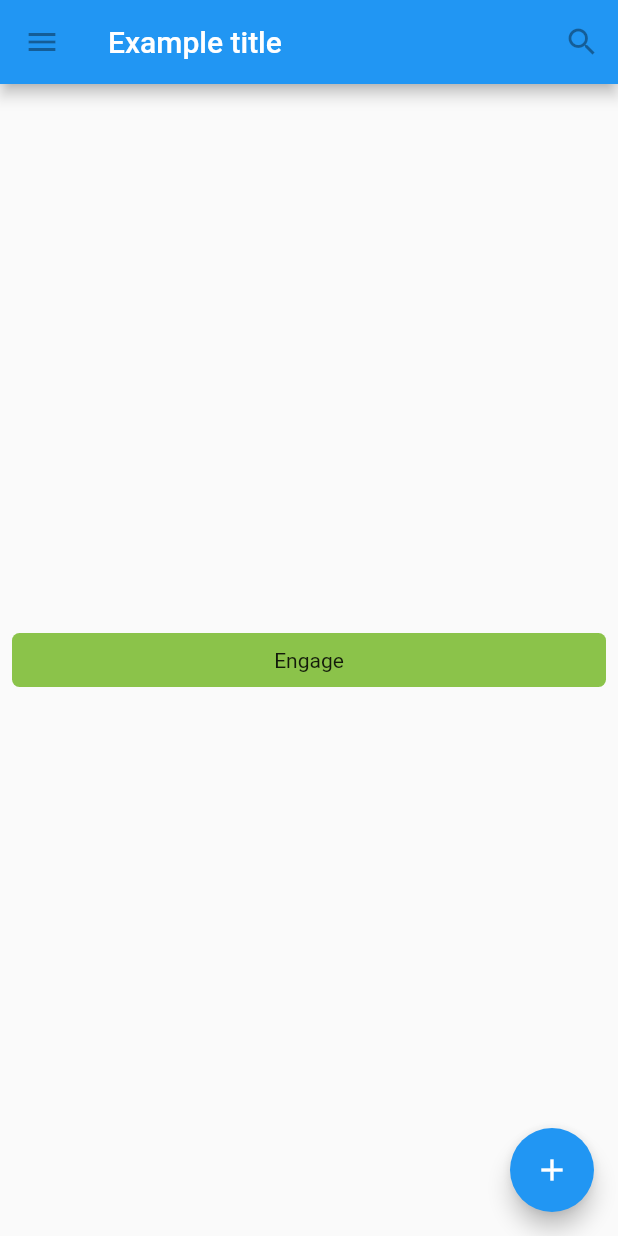
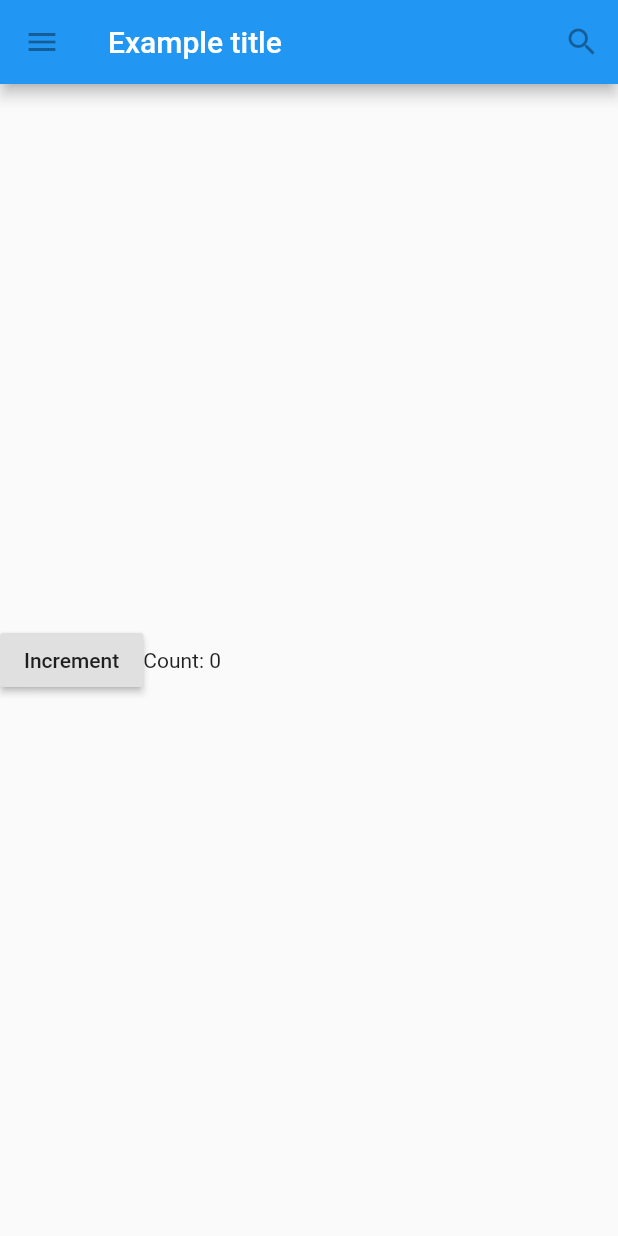
Before and after one commit to haiminhtran810/Soccer_Flutter, a Flutter app: the screen it shows after launch, on a phone screen of 412 x 824 dp. Run offline on Flutter 3.47's test engine with Material 2 defaults, Android fonts, the phone set to English and light mode, and no system bars.

```diff
--- /dev/null
+++ b/lib/Counter.dart
@@ -0,0 +1,46 @@
+import 'package:flutter/material.dart';
+
+class Counter extends StatefulWidget {
+  // This class is the configuration for the state. It holds the
+  // values (in this case nothing) provided by the parent and used
+  // by the build  method of the State. Fields in a Widget
+  // subclass are always marked "final".
+
+  @override
+  _CounterState createState() => _CounterState();
+}
+
+class _CounterState extends State<Counter> {
+  int _counter = 0;
+
+  void _increment() {
+    setState(() {
+      // This call to setState tells the Flutter framework that
+      // something has changed in this State, which causes it to rerun
+      // the build method below so that the display can reflect the
+      // updated values. If you change _counter without calling
+      // setState(), then the build method won't be called again,
+      // and so nothing would appear to happen.
+      _counter++;
+    });
+  }
+
+  @override
+  Widget build(BuildContext context) {
+    // This method is rerun every time setState is called,
+    // for instance, as done by the _increment method above.
+    // The Flutter framework has been optimized to make rerunning
+    // build methods fast, so that you can just rebuild anything that
+    // needs updating rather than having to individually change
+    // instances of widgets.
+    return Row(
+      children: <Widget>[
+        RaisedButton(
+          onPressed: _increment,
+          child: Text('Increment'),
+        ),
+        Text('Count: $_counter'),
+      ],
+    );
+  }
+}
--- a/lib/main.dart
+++ b/lib/main.dart
@@ -1,4 +1,5 @@
 import 'package:flutter/material.dart';
+import 'package:soccerflutter/Counter.dart';
 
 void main() {
   runApp(MaterialApp(
@@ -29,12 +30,7 @@ class TutorialHome extends StatelessWidget {
       ),
       // body is the majority of the screen.
       body: Center(
-        child: MyButton(),
-      ),
-      floatingActionButton: FloatingActionButton(
-        tooltip: 'Add', // used by assistive technologies
-        child: Icon(Icons.add),
-        onPressed: null,
+        child: Counter(),
       ),
     );
   }
```
